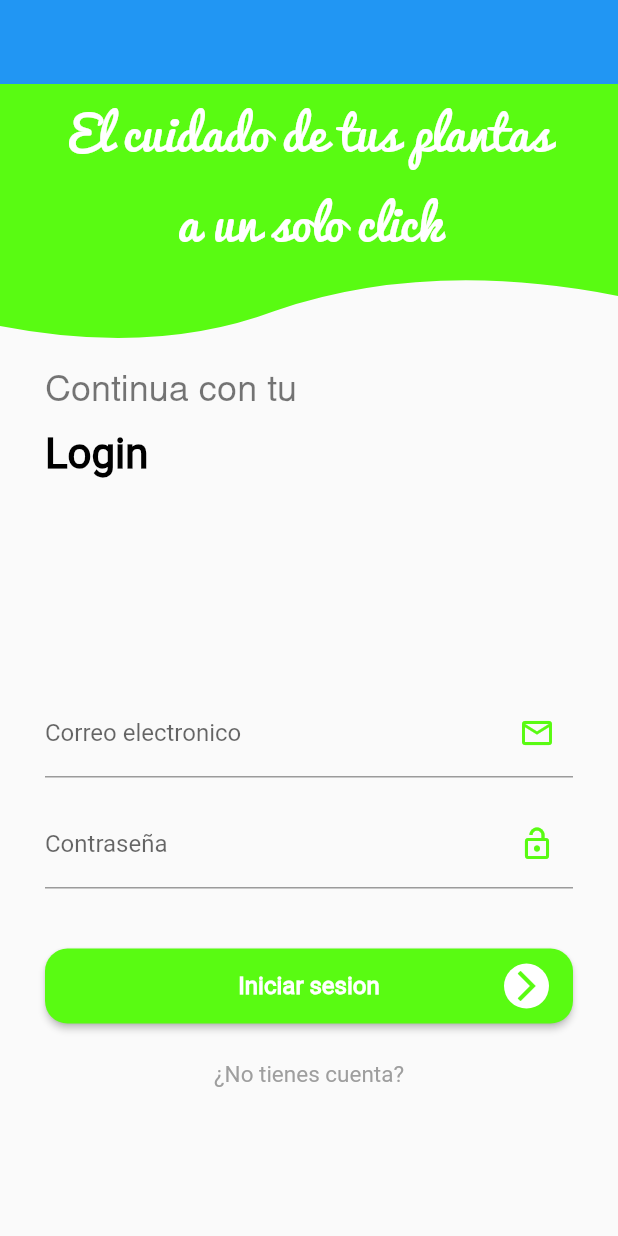
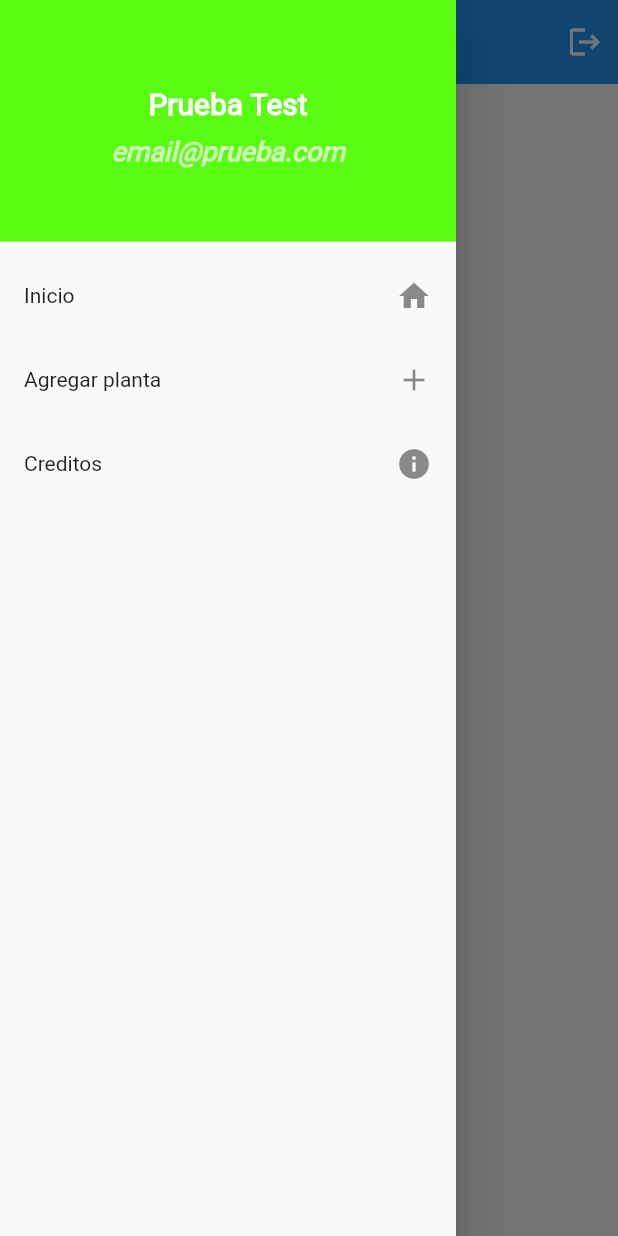
Before and after one commit to eduardo99ja/gardening-flutter, a Flutter app: the screen it shows after launch, with the side drawer open (before the commit the screen has no drawer), on a phone screen of 412 x 824 dp. Run offline on Flutter 3.47's test engine with Material 2 defaults, Android fonts, the phone set to English and light mode, and no system bars; our stand-ins replace firebase_auth, firebase_core, firebase_database, flutter_custom_clippers; missing offline and left inert: ndialog; accounts and stored records are empty.

Commit message:
feat: Home navigation drawer

```diff
--- a/lib/main.dart
+++ b/lib/main.dart
@@ -1,4 +1,6 @@
 import 'package:flutter/material.dart';
+import 'package:gardening/src/pages/home/home_controller.dart';
+import 'package:gardening/src/pages/home/home_page.dart';
 import 'package:gardening/src/pages/login/login_page.dart';
 import 'package:gardening/src/pages/register/register_page.dart';
 import 'package:gardening/src/utils/my_colors.dart';
@@ -23,10 +25,11 @@ class _MyAppState extends State<MyApp> {
     return MaterialApp(
       debugShowCheckedModeBanner: false,
       title: 'Delivery App ',
-      initialRoute: 'login',
+      initialRoute: 'home',
       routes: {
         'register': (BuildContext context) => RegisterPage(),
         'login': (BuildContext context) => LoginPage(),
+        'home': (BuildContext context) => HomePage(),
       },
       theme: ThemeData(
         primaryColor: MyColors.primaryColor,
--- /dev/null
+++ b/lib/src/pages/home/home_controller.dart
@@ -0,0 +1,39 @@
+import 'package:flutter/material.dart';
+
+import 'package:gardening/src/models/user.dart';
+
+class HomeController {
+  late BuildContext context;
+
+  GlobalKey<ScaffoldState> key = GlobalKey<ScaffoldState>();
+  late Function refresh;
+  User? user;
+
+  Future? init(BuildContext context, Function refresh) async {
+    this.context = context;
+    this.refresh = refresh;
+
+    getCategories();
+    refresh();
+  }
+
+  void getCategories() async {
+    refresh();
+  }
+
+  void openDrawer() {
+    key.currentState!.openDrawer();
+  }
+
+  goToRoles() {
+    Navigator.pushNamedAndRemoveUntil(context, 'roles', (route) => false);
+  }
+
+  void goToCreate() {
+    Navigator.pushNamed(context, 'plants/create');
+  }
+
+  void goToCredits() {
+    Navigator.pushNamed(context, 'credits');
+  }
+}
--- /dev/null
+++ b/lib/src/pages/home/home_page.dart
@@ -0,0 +1,135 @@
+import 'package:gardening/src/pages/home/home_controller.dart';
+import 'package:gardening/src/providers/auth_provider.dart';
+import 'package:gardening/src/utils/my_colors.dart';
+import 'package:flutter/material.dart';
+import 'package:flutter/scheduler.dart';
+
+class HomePage extends StatefulWidget {
+  const HomePage({Key? key}) : super(key: key);
+
+  @override
+  _HomePageState createState() => _HomePageState();
+}
+
+class _HomePageState extends State<HomePage> {
+  HomeController _con = HomeController();
+  late AuthProvider _authProvider;
+
+  @override
+  void initState() {
+    super.initState();
+
+    _authProvider = new AuthProvider();
+  }
+
+  @override
+  void dispose() {
+    super.dispose();
+  }
+
+  @override
+  Widget build(BuildContext context) {
+    return Scaffold(
+      key: _con.key,
+      appBar: AppBar(
+        automaticallyImplyLeading: false,
+        flexibleSpace: Column(
+          children: [
+            SizedBox(height: 40),
+            _menuDrawer(),
+          ],
+        ),
+        actions: [
+          GestureDetector(
+            onTap: () async {
+              await _authProvider.signOut();
+              Navigator.pushNamedAndRemoveUntil(context, 'roles', (route) => false);
+            },
+            child: Container(
+              margin: EdgeInsets.only(right: 10),
+              child: Icon(
+                Icons.logout,
+                color: Colors.white,
+              ),
+            ),
+          )
+        ],
+      ),
+      drawer: _drawer(),
+      body: SingleChildScrollView(
+        child: Column(
+          children: [Text('Hola')],
+        ),
+      ),
+    );
+  }
+
+  Widget _menuDrawer() => GestureDetector(
+        onTap: _con.openDrawer,
+        child: Container(
+          margin: EdgeInsets.only(left: 20.0),
+          alignment: Alignment.centerLeft,
+          child: Image.asset(
+            'assets/img/menu.png',
+            width: 20.0,
+            height: 20.0,
+          ),
+        ),
+      );
+  Widget _drawer() => Drawer(
+        child: ListView(
+          padding: EdgeInsets.zero,
+          children: [
+            DrawerHeader(
+              decoration: BoxDecoration(color: MyColors.primaryColor),
+              child: Column(
+                crossAxisAlignment: CrossAxisAlignment.center,
+                mainAxisAlignment: MainAxisAlignment.center,
+                children: [
+                  Text(
+                    '${_con.user?.name ?? 'Prueba'} ${_con.user?.lastname ?? 'Test'}',
+                    style: TextStyle(
+                      fontSize: 20.0,
+                      color: Colors.white,
+                      fontWeight: FontWeight.bold,
+                    ),
+                    maxLines: 1,
+                  ),
+                  SizedBox(
+                    height: 10.0,
+                  ),
+                  Text(
+                    _con.user?.email ?? 'email@prueba.com',
+                    style: TextStyle(
+                      fontSize: 18.0,
+                      color: Colors.white70,
+                      fontWeight: FontWeight.bold,
+                      fontStyle: FontStyle.italic,
+                    ),
+                    maxLines: 1,
+                  ),
+                ],
+              ),
+            ),
+            ListTile(
+              onTap: null,
+              title: Text('Inicio'),
+              trailing: Icon(Icons.home),
+            ),
+            ListTile(
+              onTap: _con.goToCreate,
+              title: Text('Agregar planta'),
+              trailing: Icon(Icons.add),
+            ),
+            ListTile(
+              title: Text('Creditos'),
+              trailing: Icon(Icons.info),
+              onTap: _con.goToCredits,
+            ),
+          ],
+        ),
+      );
+  refresh() {
+    setState(() {});
+  }
+}
```
Also changed, not shown: assets/img/menu.png (added).
